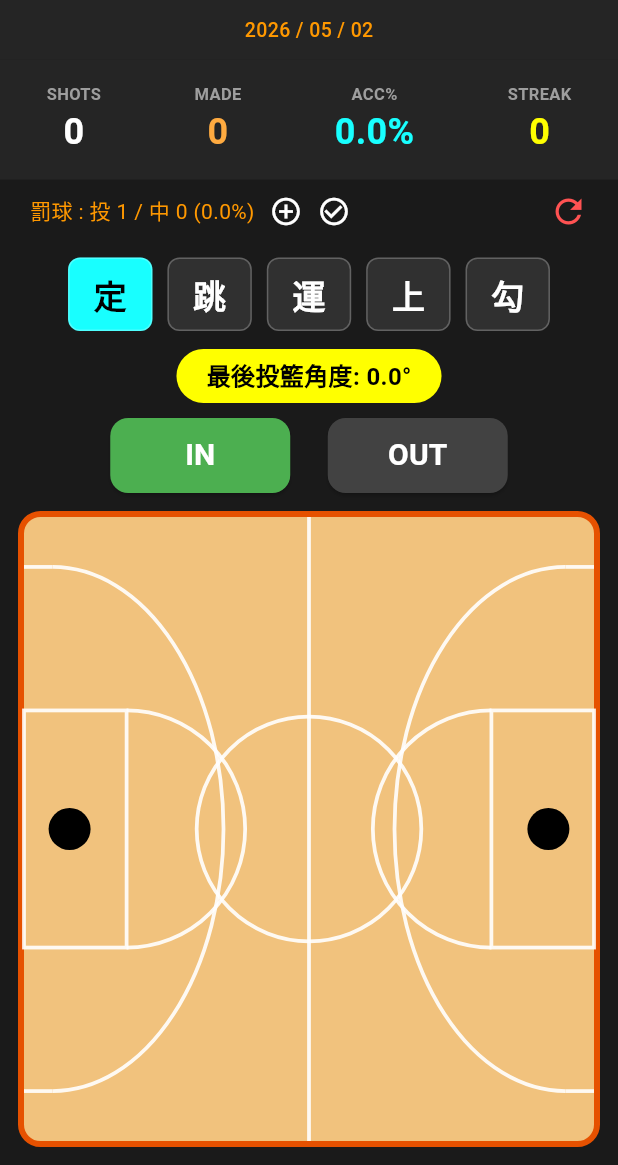
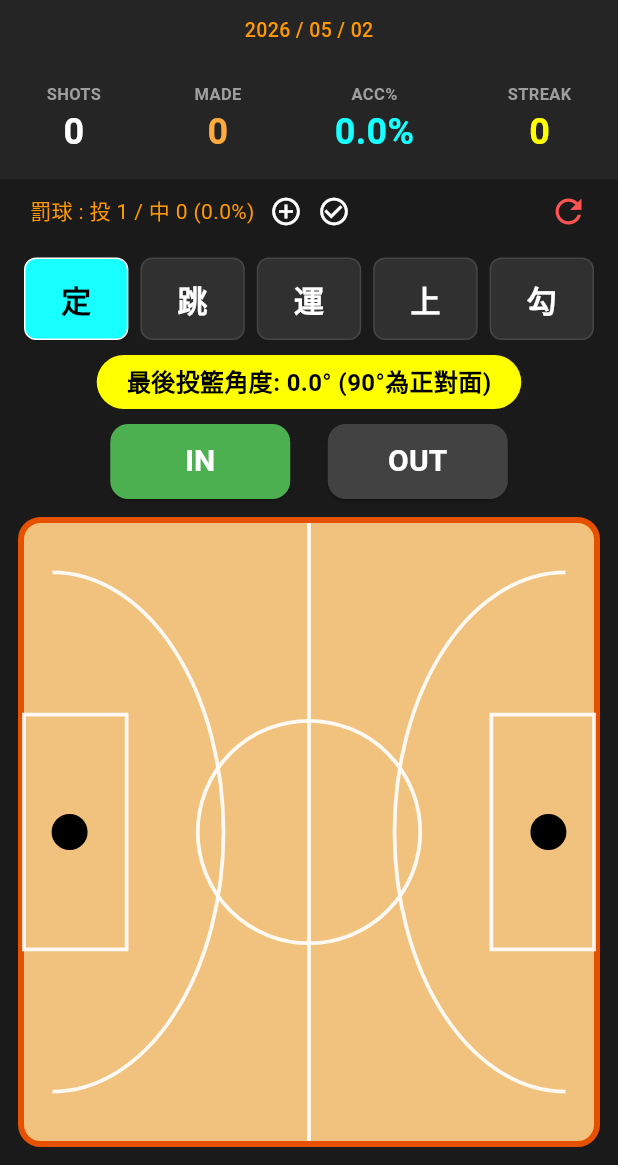
Before and after one commit to qp2ldilrul/basketball_trainer, a Flutter app: the screen it shows after launch, after a tap on the "add circle outline" icon, on a phone screen of 412 x 824 dp, the part 71-1236 px from its top. Run offline on Flutter 3.47's test engine with Material 3 defaults, Android fonts, the phone set to English and light mode, and no system bars.

Commit message:
force update basketball pro version

```diff
--- a/lib/main.dart
+++ b/lib/main.dart
@@ -11,7 +11,7 @@ class BasketballProApp extends StatelessWidget {
   @override
   Widget build(BuildContext context) {
     return MaterialApp(
-      title: '科技投籃數據分析',
+      title: 'BASKETBALL TRAINER PRO',
       debugShowCheckedModeBanner: false,
       theme: ThemeData(
         brightness: Brightness.dark,
@@ -48,22 +48,6 @@ class ShotProScreen extends StatefulWidget {
 }
 
 class _ShotProScreenState extends State<ShotProScreen> {
-  @override
-  Widget build(BuildContext context) {
-    return const Scaffold(
-      body: ShotTrackerBody(),
-    );
-  }
-}
-
-class ShotTrackerBody extends StatefulWidget {
-  const ShotTrackerBody({super.key});
-
-  @override
-  State<ShotTrackerBody> createState() => _ShotTrackerBodyState();
-}
-
-class _ShotTrackerBodyState extends State<ShotTrackerBody> {
   final List<ShotRecord> _records = [];
   bool _nextIsMade = true;
   String _currentType = '定';
@@ -81,22 +65,25 @@ class _ShotTrackerBodyState extends State<ShotTrackerBody> {
   };
 
   void _handleTap(Offset pos, Size size) {
-    // 判斷左半場或右半場
     bool isLeftHalf = pos.dx < size.width / 2;
-    double targetX = isLeftHalf ? size.width * 0.08 : size.width * 0.92;
-    double targetY = size.height / 2;
+    // 籃框圓心位置
+    double basketX = isLeftHalf ? size.width * 0.08 : size.width * 0.92;
+    double basketY = size.height / 2;
 
-    // 計算向量
-    double dx = pos.dx - targetX;
-    double dy = pos.dy - targetY;
+    double dx = pos.dx - basketX;
+    double dy = pos.dy - basketY;
 
-    // 計算角度 (使用 atan2)
-    // 左半場基準向右，右半場基準向左，以達到對稱效果
-    double rad = isLeftHalf ? math.atan2(dy, -dx) : math.atan2(dy, dx);
+    // 角度邏輯：
+    // 使用 atan2 獲取弧度。dy 是垂直距離，dx 是水平距離。
+    // 在左半場，dx 為正表示往場內走；在右半場，-dx 為正表示往場內走。
+    double rad = isLeftHalf ? math.atan2(dy.abs(), dx) : math.atan2(dy.abs(), -dx);
     double deg = rad * 180 / math.pi;
 
-    // 取得絕對值並確保底角為 180 (或接近 180)
-    double finalAngle = deg.abs();
+    // 轉換邏輯：
+    // 當站在籃框正對面時 (dx很大, dy趨近0)，rad趨近0，我們希望顯示 90。
+    // 當站在底角時 (dx趨近0, dy很大)，rad趨近 pi/2 (90度)，我們希望顯示 180。
+    // 因此最終角度 = 90 + deg
+    double finalAngle = 90 + deg;
 
     setState(() {
       _lastAngle = finalAngle;
@@ -135,11 +122,12 @@ class _ShotTrackerBodyState extends State<ShotTrackerBody> {
     int made = _records.where((r) => r.isMade).length;
     double acc = total == 0 ? 0 : (made / total) * 100;
     double ftAcc = _ftTotal == 0 ? 0 : (_ftMade / _ftTotal) * 100;
-    String today = "2026 / 05 / 02"; // 配合截圖日期格式
+    String today = "2026 / 05 / 02";
 
-    return Column(
+    return Scaffold(
+      body: Column(
         children: [
-        // 頂部導覽列
+          // 1. 頂部狀態列
           Container(
             width: double.infinity,
             padding: const EdgeInsets.only(top: 10),
@@ -159,7 +147,7 @@ class _ShotTrackerBodyState extends State<ShotTrackerBody> {
               ],
             ),
           ),
-        // 數據統計
+          // 2. 數據面板
           Container(
             padding: const EdgeInsets.symmetric(vertical: 15),
             color: const Color(0xFF252525),
@@ -173,7 +161,7 @@ class _ShotTrackerBodyState extends State<ShotTrackerBody> {
               ],
             ),
           ),
-        // 罰球與重置按鈕
+          // 3. 罰球控制區
           Padding(
             padding: const EdgeInsets.symmetric(vertical: 8, horizontal: 20),
             child: Row(
@@ -191,49 +179,50 @@ class _ShotTrackerBodyState extends State<ShotTrackerBody> {
               ],
             ),
           ),
-        // 投籃類型選擇：自定義大按鈕確保字體清晰
-        const SizedBox(height: 10),
-        Row(
-          mainAxisAlignment: MainAxisAlignment.center,
+          // 4. 投籃類型選擇（修正字體與擠壓問題）
+          Padding(
+            padding: const EdgeInsets.symmetric(horizontal: 12, vertical: 10),
+            child: Row(
               children: _typeColors.keys.map((type) {
                 bool isSelected = _currentType == type;
-            return GestureDetector(
+                return Expanded(
+                  child: GestureDetector(
                     onTap: () => setState(() => _currentType = type),
                     child: Container(
-                margin: const EdgeInsets.symmetric(horizontal: 5),
-                padding: const EdgeInsets.symmetric(horizontal: 16, vertical: 8),
+                      margin: const EdgeInsets.symmetric(horizontal: 4),
+                      padding: const EdgeInsets.symmetric(vertical: 12),
                       decoration: BoxDecoration(
                         color: isSelected ? _typeColors[type] : Colors.grey[850],
                         borderRadius: BorderRadius.circular(8),
-                  border: Border.all(color: Colors.white24),
+                        border: Border.all(color: isSelected ? Colors.white : Colors.white10),
                       ),
+                      child: Center(
                         child: Text(
                           type,
                           style: TextStyle(
+                            fontSize: 20, // 確保字體完整清晰
+                            fontWeight: FontWeight.bold,
                             color: isSelected ? Colors.black : Colors.white,
-                    fontSize: 22, // 增大字體
-                    fontWeight: FontWeight.bold,
+                          ),
+                        ),
                       ),
                     ),
                   ),
                 );
               }).toList(),
             ),
-        // 最後角度黃色提示
-        const SizedBox(height: 12),
+          ),
+          // 5. 角度提示
           Container(
             padding: const EdgeInsets.symmetric(horizontal: 20, vertical: 6),
-          decoration: BoxDecoration(
-            color: Colors.yellowAccent,
-            borderRadius: BorderRadius.circular(20),
-          ),
+            decoration: BoxDecoration(color: Colors.yellowAccent, borderRadius: BorderRadius.circular(20)),
             child: Text(
-            '最後投籃角度: ${_lastAngle.toStringAsFixed(1)}°',
+              '最後投籃角度: ${_lastAngle.toStringAsFixed(1)}° (90°為正對面)',
               style: const TextStyle(color: Colors.black, fontWeight: FontWeight.bold, fontSize: 16),
             ),
           ),
           const SizedBox(height: 10),
-        // IN / OUT 按鈕
+          // 6. IN / OUT 按鈕
           Row(
             mainAxisAlignment: MainAxisAlignment.center,
             children: [
@@ -242,7 +231,7 @@ class _ShotTrackerBodyState extends State<ShotTrackerBody> {
               _goalBtn(false, 'OUT', Colors.grey.shade700),
             ],
           ),
-        // 球場區域
+          // 7. 球場繪圖區
           Expanded(
             child: Padding(
               padding: const EdgeInsets.all(12),
@@ -270,6 +259,7 @@ class _ShotTrackerBodyState extends State<ShotTrackerBody> {
             ),
           ),
         ],
+      ),
     );
   }
 
@@ -312,7 +302,7 @@ class FullCourtPainter extends CustomPainter {
     double midX = w / 2;
     double midY = h / 2;
 
-    // 球場背景標線
+    // 基本球場標線
     canvas.drawLine(Offset(midX, 0), Offset(midX, h), linePaint);
     canvas.drawCircle(Offset(midX, midY), h * 0.18, linePaint);
 
@@ -321,46 +311,34 @@ class FullCourtPainter extends CustomPainter {
       double startX = isLeft ? 0 : w;
       double keyW = w * 0.18;
       double keyH = h * 0.38;
+      // 禁區
       canvas.drawRect(Rect.fromCenter(center: Offset(startX + (sideMul * keyW / 2), midY), width: keyW, height: keyH), linePaint);
-      canvas.drawArc(Rect.fromCenter(center: Offset(startX + (sideMul * keyW), midY), width: keyH, height: keyH), isLeft ? -math.pi / 2 : math.pi / 2, math.pi, false, linePaint);
+      // 三分線與籃框點
       double threeR = h * 0.42;
-      double straightW = w * 0.05;
-      canvas.drawLine(Offset(startX, midY - threeR), Offset(startX + (sideMul * straightW), midY - threeR), linePaint);
-      canvas.drawLine(Offset(startX, midY + threeR), Offset(startX + (sideMul * straightW), midY + threeR), linePaint);
-      canvas.drawArc(Rect.fromCenter(center: Offset(startX + (sideMul * straightW), midY), width: (w * 0.3) * 2, height: threeR * 2), isLeft ? -math.pi / 2 : math.pi / 2, math.pi, false, linePaint);
+      canvas.drawArc(Rect.fromCenter(center: Offset(startX + (w * 0.05 * sideMul), midY), width: (w * 0.3) * 2, height: threeR * 2), isLeft ? -math.pi / 2 : math.pi / 2, math.pi, false, linePaint);
     }
 
     // 籃框圓點
-    canvas.drawCircle(Offset(w * 0.08, midY), 14, dotPaint);
-    canvas.drawCircle(Offset(w * 0.92, midY), 14, dotPaint);
+    canvas.drawCircle(Offset(w * 0.08, midY), 12, dotPaint);
+    canvas.drawCircle(Offset(w * 0.92, midY), 12, dotPaint);
 
-    // 繪製投籃點與角度標籤
+    // 繪製記錄點與角度文字
     for (var r in records) {
-      final pPaint = Paint()..color = r.color..strokeCap = StrokeCap.round;
+      final pPaint = Paint()..color = r.color;
+      canvas.drawCircle(r.position, 8, pPaint);
 
-      if (r.isMade) {
-        canvas.drawCircle(r.position, 9, pPaint);
-      } else {
-        canvas.drawCircle(r.position, 9, pPaint..style = PaintingStyle.stroke..strokeWidth = 3);
-        canvas.drawLine(Offset(r.position.dx-6, r.position.dy-6), Offset(r.position.dx+6, r.position.dy+6), pPaint);
-        canvas.drawLine(Offset(r.position.dx+6, r.position.dy-6), Offset(r.position.dx-6, r.position.dy+6), pPaint);
+      if (!r.isMade) {
+        canvas.drawCircle(r.position, 8, Paint()..color = Colors.black..style = PaintingStyle.stroke..strokeWidth = 2);
       }
 
-      // 角度文字
       final textPainter = TextPainter(
         text: TextSpan(
           text: '${r.angle.toStringAsFixed(1)}°',
-          style: const TextStyle(
-            color: Colors.black,
-            fontSize: 12,
-            fontWeight: FontWeight.bold,
-            backgroundColor: Colors.white70,
-          ),
+          style: const TextStyle(color: Colors.black, fontSize: 12, fontWeight: FontWeight.bold, backgroundColor: Colors.white70),
         ),
         textDirection: TextDirection.ltr,
-      );
-      textPainter.layout();
-      textPainter.paint(canvas, Offset(r.position.dx - (textPainter.width / 2), r.position.dy - 24));
+      )..layout();
+      textPainter.paint(canvas, Offset(r.position.dx - (textPainter.width / 2), r.position.dy - 22));
     }
   }
 
```
Lines whose indentation alone changed are shown as unchanged.
